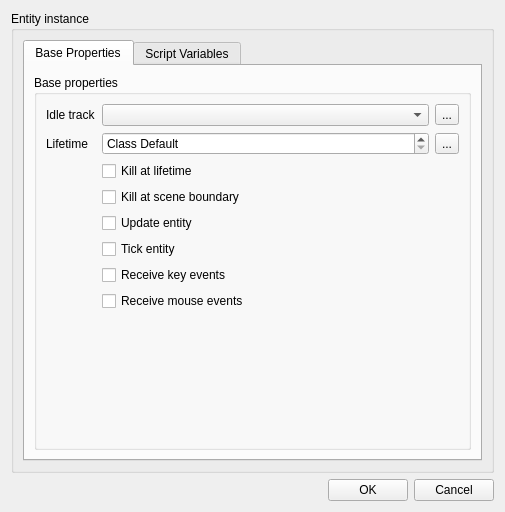
This is editor/gui/dlgentity.ui in ensisoft/detonator as Qt 5 draws it before an edit. The edited form follows.
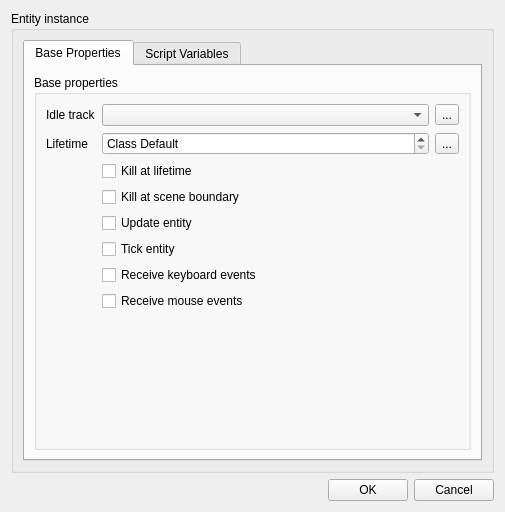
This is the edited form. Icons and pictures are not drawn.

Commit message:
Rename receive keyboard event labels
Rename receive keyboard event labels.

Diff of the .ui file:
```diff
--- a/editor/gui/dlgentity.ui
+++ b/editor/gui/dlgentity.ui
@@ -6,7 +6,7 @@
    <rect>
     <x>0</x>
     <y>0</y>
-    <width>474</width>
+    <width>481</width>
     <height>512</height>
    </rect>
   </property>
@@ -100,7 +100,7 @@
              <item row="6" column="1">
               <widget class="QCheckBox" name="chkKeyEvents">
                <property name="text">
-                <string>Receive key events</string>
+                <string>Receive keyboard events</string>
                </property>
                <property name="checked">
                 <bool>false</bool>
```
Left out of the diff: 2 changed lines with no effect on the pictures. The commit also changes 1 other file.
